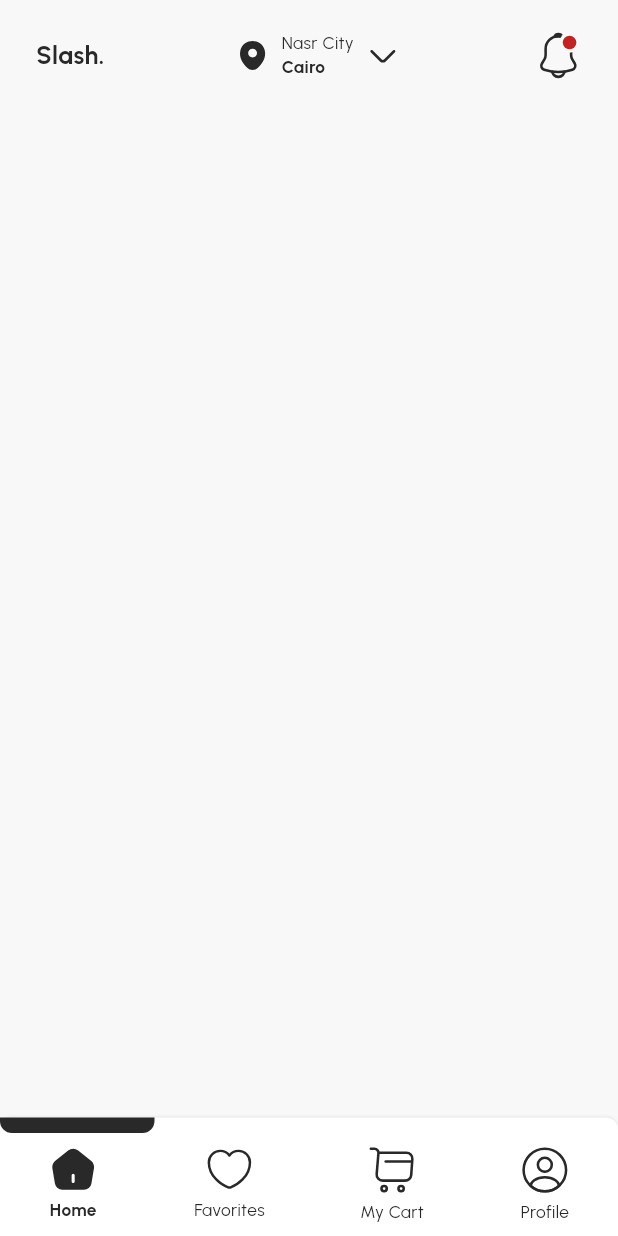
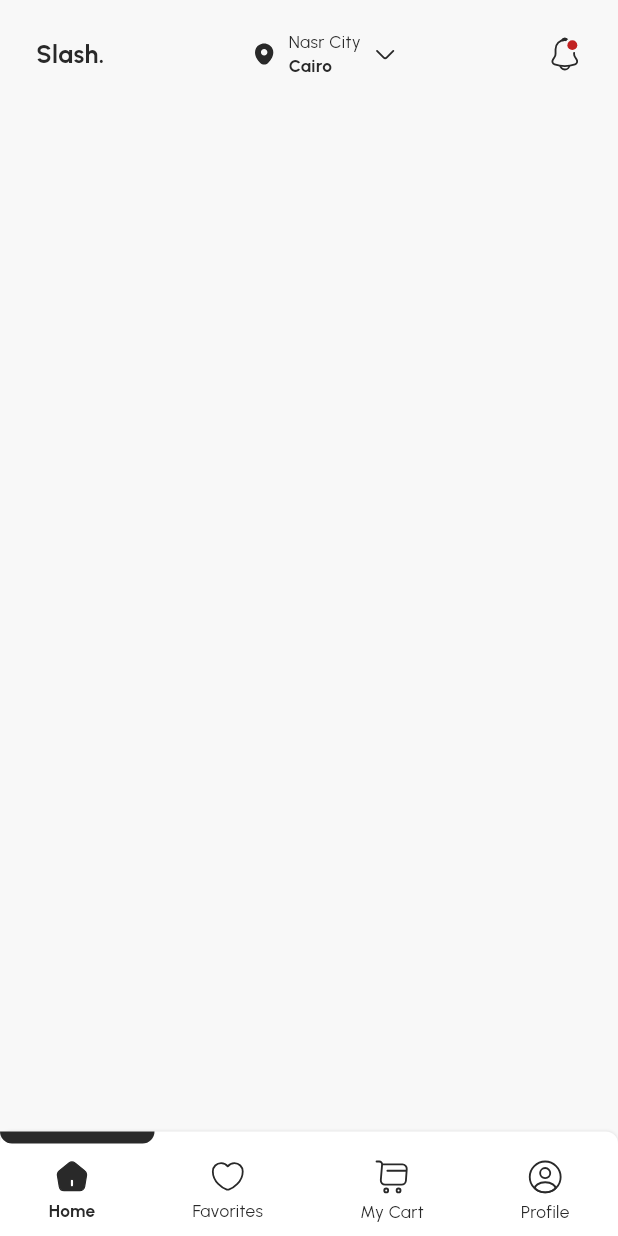
Before and after one commit to sohaib077/slash, a Flutter app: the screen it shows after launch, on a phone screen of 412 x 824 dp. Run offline on Flutter 3.47's test engine with Material 3 defaults, Android fonts, the phone set to English and light mode, and no system bars; drawn by our look-alikes of flutter_animate; our stand-ins replace bloc, flutter_bloc, flutter_svg; missing offline and left inert: swipe_back_detector.

Commit message:
fix some responsive issues

```diff
--- /dev/null
+++ b/lib/core/utils/extensions.dart
@@ -0,0 +1,8 @@
+import 'package:flutter/material.dart';
+import 'package:slash/core/utils/size_config.dart';
+
+extension Responsive on num {
+  double res(BuildContext context) {
+    return SizeConfig.getResponsiveFontSize(context, fontSize: toDouble());
+  }
+}
--- a/lib/core/utils/size_config.dart
+++ b/lib/core/utils/size_config.dart
@@ -1,6 +1,6 @@
 import 'package:flutter/material.dart';
 
-class SizeConfig {
+abstract class SizeConfig {
   static late Size _mediaQueryData;
   static late double screenWidth;
   static late double screenHeight;
@@ -19,4 +19,25 @@ class SizeConfig {
     widthBlock = screenWidth * 0.0275;
     heightBlock = screenHeight * 0.0156;
   }
+
+  static double getResponsiveFontSize(context, {required double fontSize}) {
+    double scaleFactor = getScaleFactor(context);
+    double responsiveFontSize = fontSize * scaleFactor;
+
+    double lowerLimit = fontSize * .8;
+    double upperLimit = fontSize * 1.5;
+
+    return responsiveFontSize.clamp(lowerLimit, upperLimit);
+  }
+
+  static double getScaleFactor(context) {
+    double width = MediaQuery.sizeOf(context).width;
+    if (width < SizeConfig.tablet) {
+      return width / 500;
+    } else if (width < SizeConfig.desktop) {
+      return width / 500;
+    } else {
+      return width / 1000;
+    }
+  }
 }
--- a/lib/core/utils/styles.dart
+++ b/lib/core/utils/styles.dart
@@ -7,7 +7,7 @@ import 'assets_data.dart';
 abstract class Styles {
   static TextStyle regular14Style(context, {double? size}) {
     return TextStyle(
-      fontSize: getResponsiveFontSize(context, fontSize: size ?? 14),
+      fontSize: SizeConfig.getResponsiveFontSize(context, fontSize: size ?? 14),
       fontWeight: FontWeight.w400,
       fontFamily: AssetsData.urbanistFontFamily,
       color: AppColors.black,
@@ -16,7 +16,7 @@ abstract class Styles {
 
   static TextStyle regular16Style(context, {double? size}) {
     return TextStyle(
-      fontSize: getResponsiveFontSize(context, fontSize: size ?? 16),
+      fontSize: SizeConfig.getResponsiveFontSize(context, fontSize: size ?? 16),
       fontWeight: FontWeight.w400,
       fontFamily: AssetsData.urbanistFontFamily,
       color: AppColors.black,
@@ -25,7 +25,7 @@ abstract class Styles {
 
   static TextStyle medium14Style(context, {double? size}) {
     return TextStyle(
-      fontSize: getResponsiveFontSize(context, fontSize: size ?? 14),
+      fontSize: SizeConfig.getResponsiveFontSize(context, fontSize: size ?? 14),
       fontWeight: FontWeight.w500,
       fontFamily: AssetsData.urbanistFontFamily,
       color: AppColors.black,
@@ -34,7 +34,7 @@ abstract class Styles {
 
   static TextStyle semiBold22Style(context, {double? size}) {
     return TextStyle(
-      fontSize: getResponsiveFontSize(context, fontSize: size ?? 22),
+      fontSize: SizeConfig.getResponsiveFontSize(context, fontSize: size ?? 22),
       fontWeight: FontWeight.w600,
       fontFamily: AssetsData.urbanistFontFamily,
       color: AppColors.black,
@@ -43,31 +43,10 @@ abstract class Styles {
 
   static TextStyle bold16Style(context, {double? size}) {
     return TextStyle(
-      fontSize: getResponsiveFontSize(context, fontSize: size ?? 16),
+      fontSize: SizeConfig.getResponsiveFontSize(context, fontSize: size ?? 16),
       fontWeight: FontWeight.w700,
       fontFamily: AssetsData.urbanistFontFamily,
       color: AppColors.black,
     );
   }
 }
-
-double getResponsiveFontSize(context, {required double fontSize}) {
-  double scaleFactor = getScaleFactor(context);
-  double responsiveFontSize = fontSize * scaleFactor;
-
-  double lowerLimit = fontSize * .8;
-  double upperLimit = fontSize * 1.5;
-
-  return responsiveFontSize.clamp(lowerLimit, upperLimit);
-}
-
-double getScaleFactor(context) {
-  double width = MediaQuery.sizeOf(context).width;
-  if (width < SizeConfig.tablet) {
-    return width / 500;
-  } else if (width < SizeConfig.desktop) {
-    return width / 700;
-  } else {
-    return width / 1000;
-  }
-}
--- a/lib/features/home/presentation/views/home_view.dart
+++ b/lib/features/home/presentation/views/home_view.dart
@@ -21,7 +21,7 @@ class HomeView extends StatelessWidget {
         appBar: AppBar(),
         body: AdaptiveLayout(
           mobileLayout: (context) => const MobileLayout(),
-          tabletLayout: (context) => const Column(),
+          tabletLayout: (context) => const MobileLayout(),
           desktopLayout: (context) => const Column(),
         ),
       ),
--- a/lib/features/home/presentation/views/widgets/bottom_navigation_tab_animted_container.dart
+++ b/lib/features/home/presentation/views/widgets/bottom_navigation_tab_animted_container.dart
@@ -1,5 +1,8 @@
+import 'dart:developer';
+
 import 'package:flutter/material.dart';
 import 'package:slash/core/utils/app_colors.dart';
+import 'package:slash/core/utils/extensions.dart';
 import 'package:slash/core/utils/size_config.dart';
 
 class BottomNavigationTabAnimatedContainer extends StatelessWidget {
@@ -9,6 +12,7 @@ class BottomNavigationTabAnimatedContainer extends StatelessWidget {
   final int currentTabIndex;
   @override
   Widget build(BuildContext context) {
+    SizeConfig.init(context);
     return AnimatedPositioned(
       duration: const Duration(milliseconds: 500),
       top: 0,
@@ -16,7 +20,7 @@ class BottomNavigationTabAnimatedContainer extends StatelessWidget {
       curve: Curves.easeInOut,
       child: Container(
         width: SizeConfig.screenWidth / 4,
-        height: SizeConfig.heightBlock * .8,
+        height: 8,
         decoration: const BoxDecoration(
           color: AppColors.black,
           borderRadius: BorderRadius.only(
--- a/lib/features/home/presentation/views/widgets/buttom_navigation_bar_tap_item.dart
+++ b/lib/features/home/presentation/views/widgets/buttom_navigation_bar_tap_item.dart
@@ -4,6 +4,7 @@ import 'package:flutter/material.dart';
 import 'package:flutter_svg/flutter_svg.dart';
 import 'package:slash/core/utils/app_colors.dart';
 import 'package:slash/core/utils/assets_data.dart';
+import 'package:slash/core/utils/extensions.dart';
 import 'package:slash/core/utils/size_config.dart';
 import 'package:slash/core/utils/styles.dart';
 import 'package:slash/features/home/presentation/manager/home_cubit.dart';
@@ -34,7 +35,7 @@ class BottomNavigationBarTabItem extends StatelessWidget {
           children: [
             SvgPicture.asset(
               tapIcon,
-              width: SizeConfig.widthBlock * 3,
+              width: 30.res(context),
               colorFilter: selected
                   ? const ColorFilter.mode(AppColors.black, BlendMode.srcIn)
                   : null,
--- a/lib/features/home/presentation/views/widgets/home_app_bar.dart
+++ b/lib/features/home/presentation/views/widgets/home_app_bar.dart
@@ -1,7 +1,7 @@
 import 'package:flutter/material.dart';
 import 'package:flutter_svg/flutter_svg.dart';
 import 'package:slash/core/utils/assets_data.dart';
-import 'package:slash/core/utils/size_config.dart';
+import 'package:slash/core/utils/extensions.dart';
 import 'package:slash/core/utils/styles.dart';
 import 'package:slash/features/home/presentation/views/widgets/notification_button.dart';
 
@@ -21,7 +21,7 @@ class HomeAppBar extends StatelessWidget {
         const Spacer(),
         SvgPicture.asset(
           AssetsData.locationIcon,
-          width: SizeConfig.widthBlock * 2,
+          width:20.res(context),
         ),
         const SizedBox(width: 8),
         Column(
@@ -40,7 +40,7 @@ class HomeAppBar extends StatelessWidget {
         const SizedBox(width: 8),
         SvgPicture.asset(
           AssetsData.arrowIcon,
-          width: SizeConfig.widthBlock * 2,
+          width:20.res(context),
         ),
         const Spacer(),
         const NotificationButton(),
--- a/lib/features/home/presentation/views/widgets/mobile_layout.dart
+++ b/lib/features/home/presentation/views/widgets/mobile_layout.dart
@@ -1,4 +1,7 @@
+import 'dart:developer';
+
 import 'package:flutter/material.dart';
+import 'package:slash/core/utils/size_config.dart';
 import 'package:slash/features/home/presentation/views/widgets/home_app_bar.dart';
 
 class MobileLayout extends StatelessWidget {
--- a/lib/features/home/presentation/views/widgets/notification_button.dart
+++ b/lib/features/home/presentation/views/widgets/notification_button.dart
@@ -5,7 +5,7 @@ import 'package:flutter_animate/flutter_animate.dart';
 import 'package:flutter_svg/flutter_svg.dart';
 import 'package:slash/core/utils/app_colors.dart';
 import 'package:slash/core/utils/assets_data.dart';
-import 'package:slash/core/utils/size_config.dart';
+import 'package:slash/core/utils/extensions.dart';
 
 class NotificationButton extends StatelessWidget {
   const NotificationButton({
@@ -19,15 +19,15 @@ class NotificationButton extends StatelessWidget {
       children: [
         SvgPicture.asset(
           AssetsData.notificationIcon,
-          width: SizeConfig.widthBlock * 3,
+          width: 30.res(context),
         ),
         Padding(
           padding: const EdgeInsetsDirectional.only(end: 1.5, top: 1.5),
           child: CircleAvatar(
-            radius: SizeConfig.widthBlock * .6,
+            radius: 6.res(context),
             backgroundColor: AppColors.backGround,
             child: CircleAvatar(
-              radius: SizeConfig.widthBlock * .4,
+              radius: 4.res(context),
               backgroundColor: AppColors.red,
             ),
           ),
```
